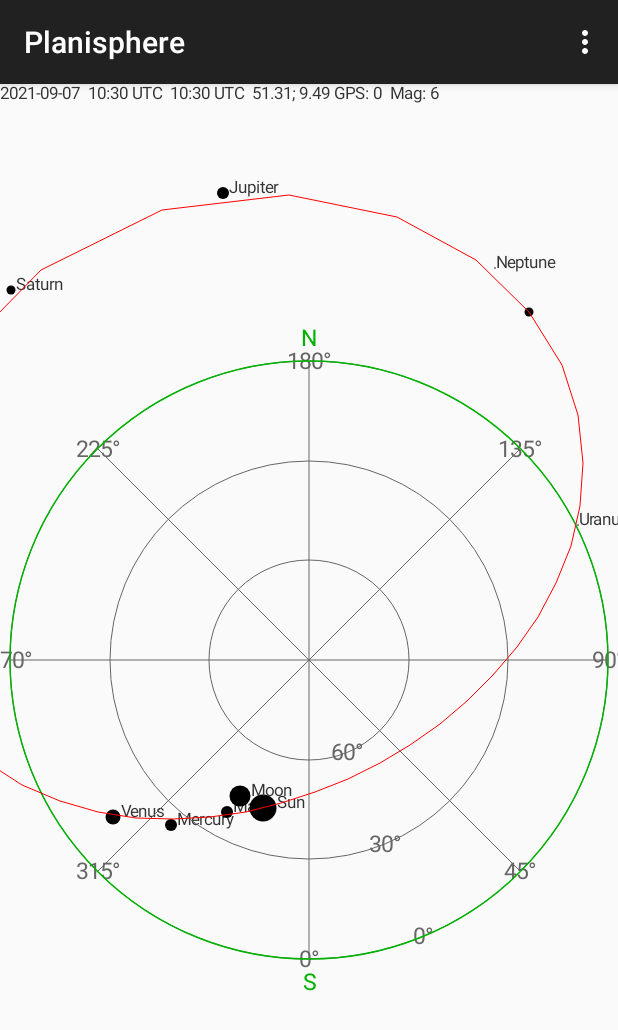
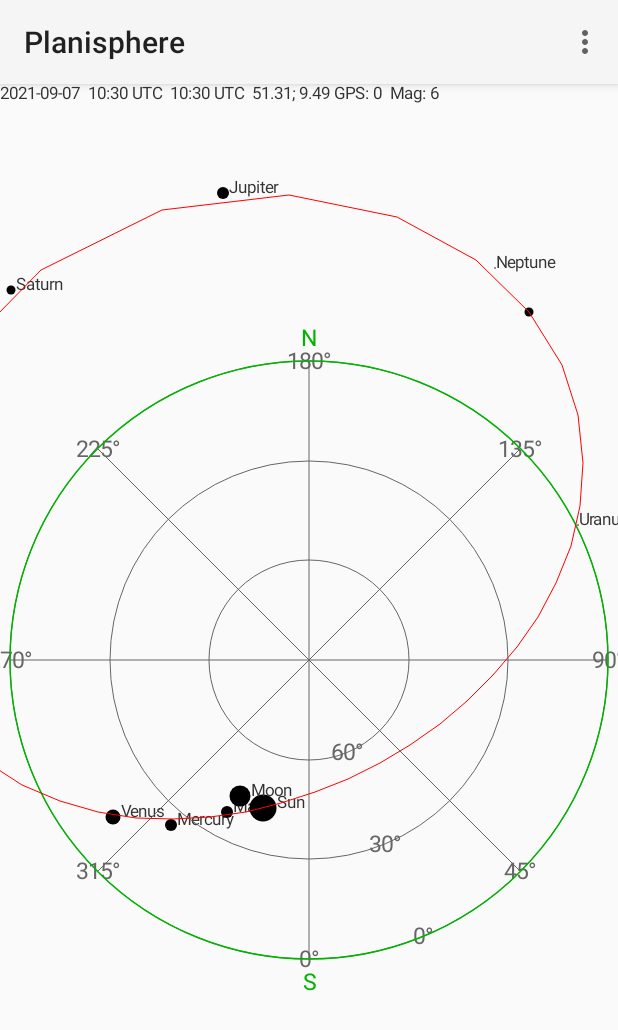
Before and after one commit to tengel/AndroidPlanisphere, an Android app: the screen it shows after launch (MainActivity), on a phone screen of 412 x 824 dp. Shown: the top 1030 px of the screen. Run offline under Robolectric (Android 15) with nearby library versions, the phone set to English and light mode, and no system bars; 14 statements that could not run were skipped.

Commit message:
Fix color themes (light/dark/night).

```diff
--- a/app/src/main/AndroidManifest.xml
+++ b/app/src/main/AndroidManifest.xml
@@ -10,8 +10,7 @@
         android:icon="@mipmap/ic_launcher"
         android:label="@string/app_name"
         android:roundIcon="@mipmap/ic_launcher_round"
-        android:supportsRtl="true"
-        android:theme="@style/AppThemeLight">
+        android:supportsRtl="true">
         <activity
             android:name=".MainActivity"
             android:label="@string/app_name"
--- a/app/src/main/res/layout/activity_main.xml
+++ b/app/src/main/res/layout/activity_main.xml
@@ -8,15 +8,13 @@
 
     <com.google.android.material.appbar.AppBarLayout
         android:layout_width="match_parent"
-        android:layout_height="wrap_content"
-        android:theme="@style/AppTheme.AppBarOverlay">
+        android:layout_height="wrap_content">
 
         <androidx.appcompat.widget.Toolbar
             android:id="@+id/toolbar"
             android:layout_width="match_parent"
             android:layout_height="?attr/actionBarSize"
-            android:background="?attr/colorPrimary"
-            app:popupTheme="@style/AppTheme.PopupOverlay" />
+            android:background="?attr/colorPrimary" />
 
     </com.google.android.material.appbar.AppBarLayout>
 
--- a/app/src/main/res/values/styles.xml
+++ b/app/src/main/res/values/styles.xml
@@ -1,6 +1,6 @@
 <resources>
 
-    <style name="AppThemeLight" parent="Theme.AppCompat.Light.DarkActionBar">
+    <style name="AppThemeLight" parent="Theme.AppCompat.Light">
         <item name="windowActionBar">false</item>
         <item name="windowNoTitle">true</item>
         <item name="gridAz">@color/colorGray</item>
@@ -16,7 +16,7 @@
         <item name="planetText">@color/colorDarkGray</item>
     </style>
 
-    <style name="AppThemeDark" parent="Theme.AppCompat.Light.DarkActionBar">
+    <style name="AppThemeDark" parent="Theme.AppCompat">
         <item name="windowActionBar">false</item>
         <item name="windowNoTitle">true</item>
         <item name="gridAz">@color/colorLightBlue</item>
@@ -33,7 +33,7 @@
         <item name="android:windowBackground">@color/colorDarkBlue</item>
     </style>
 
-    <style name="AppThemeNight" parent="Theme.AppCompat.Light.DarkActionBar">
+    <style name="AppThemeNight" parent="Theme.AppCompat">
         <item name="windowActionBar">false</item>
         <item name="windowNoTitle">true</item>
         <item name="gridAz">@color/colorLightRed</item>
@@ -48,9 +48,12 @@
         <item name="planet">@color/colorRed</item>
         <item name="planetText">@color/colorDarkRed</item>
         <item name="android:windowBackground">@color/colorBlack</item>
+
+        <item name="android:textColorLink">@color/colorLightRed</item>
+        <item name="android:textColor">@color/colorLightRed</item>
+        <item name="android:textColorPrimary">@color/colorLightRed</item>
+        <item name="android:textColorPrimaryDisableOnly">@color/colorLightRed</item>
+        <item name="android:textColorAlertDialogListItem">@color/colorLightRed</item>
     </style>
 
-    <style name="AppTheme.AppBarOverlay" parent="ThemeOverlay.AppCompat.Dark.ActionBar" />
-    <style name="AppTheme.PopupOverlay" parent="ThemeOverlay.AppCompat.Light" />
-
 </resources>
```
